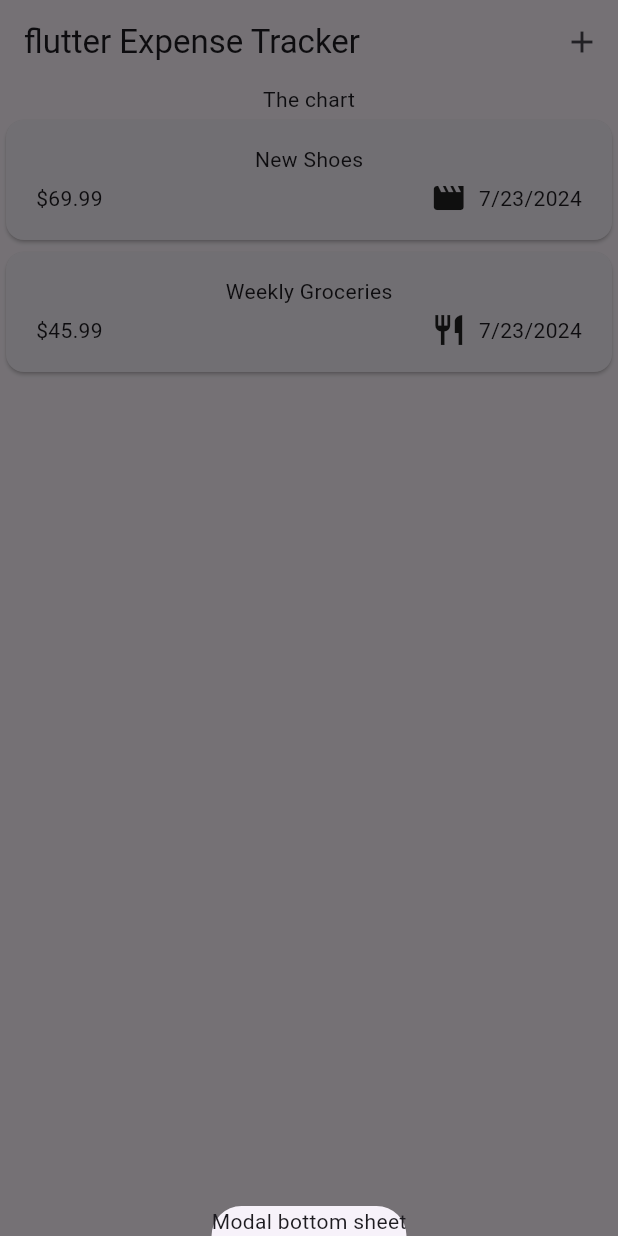
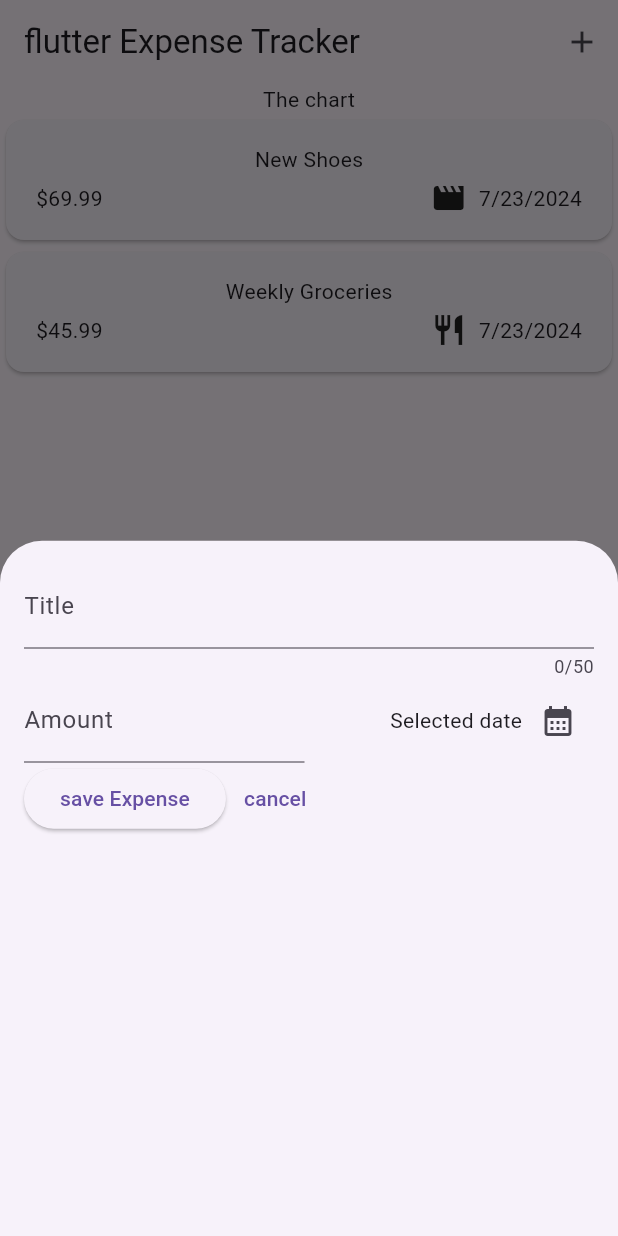
Before and after one commit to nadinnah/Expense-Tracker-usingFlutter, a Flutter app: the screen it shows after launch, after a tap on the "add" icon, on a phone screen of 412 x 824 dp. Run offline on Flutter 3.47's test engine with Material 2 defaults, Android fonts, the phone set to English and light mode, and no system bars.

Commit message:
third commit

```diff
--- a/lib/widgets/expenses.dart
+++ b/lib/widgets/expenses.dart
@@ -1,4 +1,5 @@
 import 'package:expense_tracker/widgets/expenses_list/expenses_list.dart';
+import 'package:expense_tracker/widgets/new_expense.dart';
 import 'package:flutter/material.dart';
 import 'package:expense_tracker/model/expense.dart';
 
@@ -27,7 +28,7 @@ class _ExpensesState extends State<Expenses> {
 
   void _openAddExpenseOverlay() {
     showModalBottomSheet(
-        context: context, builder: (ctx) => Text('Modal bottom sheet'));
+        context: context, builder: (ctx) => const NewExpense());
   }
 
   @override
--- /dev/null
+++ b/lib/widgets/new_expense.dart
@@ -0,0 +1,96 @@
+import 'package:flutter/material.dart';
+
+class NewExpense extends StatefulWidget {
+  const NewExpense({super.key});
+
+  @override
+  State<StatefulWidget> createState() {
+    return _NewExpenseState();
+  }
+}
+
+class _NewExpenseState extends State<NewExpense> {
+  final _titleController = TextEditingController();
+  final _amountController = TextEditingController();
+  DateTime? _selectedDate;
+  void _presentDayPicker() async {
+    final now = DateTime.now();
+    final firstDate = DateTime(now.year - 1, now.month, now.day);
+    final pickedDate = await showDatePicker(
+        context: context,
+        initialDate: now,
+        firstDate: firstDate,
+        lastDate: now);
+    setState(() {
+      _selectedDate = pickedDate;
+    });
+  }
+
+  @override
+  void dispose() {
+    _amountController.dispose();
+    _titleController.dispose();
+    super.dispose();
+  }
+
+  @override
+  Widget build(BuildContext context) {
+    return Padding(
+      padding: const EdgeInsets.all(16),
+      child: Column(
+        children: [
+          TextField(
+              controller: _titleController,
+              maxLength: 50,
+              decoration: const InputDecoration(
+                label: Text('Title'),
+              ) //label in html
+              ),
+          Row(children: [
+            Expanded(
+              child: TextField(
+                controller: _amountController,
+                keyboardType: TextInputType.number,
+                decoration: const InputDecoration(
+                  prefixText: '\$ ',
+                  label: Text('Amount'),
+                ),
+              ),
+            ),
+            const SizedBox(width: 6),
+            Expanded(
+              child: Row(
+                mainAxisAlignment: MainAxisAlignment.end,
+                crossAxisAlignment: CrossAxisAlignment.center,
+                children: [
+                  const Text('Selected date'),
+                  IconButton(
+                    onPressed: _presentDayPicker,
+                    icon: const Icon(Icons.calendar_month),
+                  )
+                ],
+              ),
+            ),
+          ]),
+          Row(
+            children: [
+              ElevatedButton(
+                onPressed: () {
+                  print(_titleController.text);
+                  print(_amountController.text);
+                },
+                child: const Text("save Expense"),
+              ),
+              TextButton(
+                onPressed: () {
+                  Navigator.pop(context);
+                },
+                child: const Text("cancel"),
+              ),
+            ],
+          ),
+        ],
+      ),
+    );
+  }
+}
```
